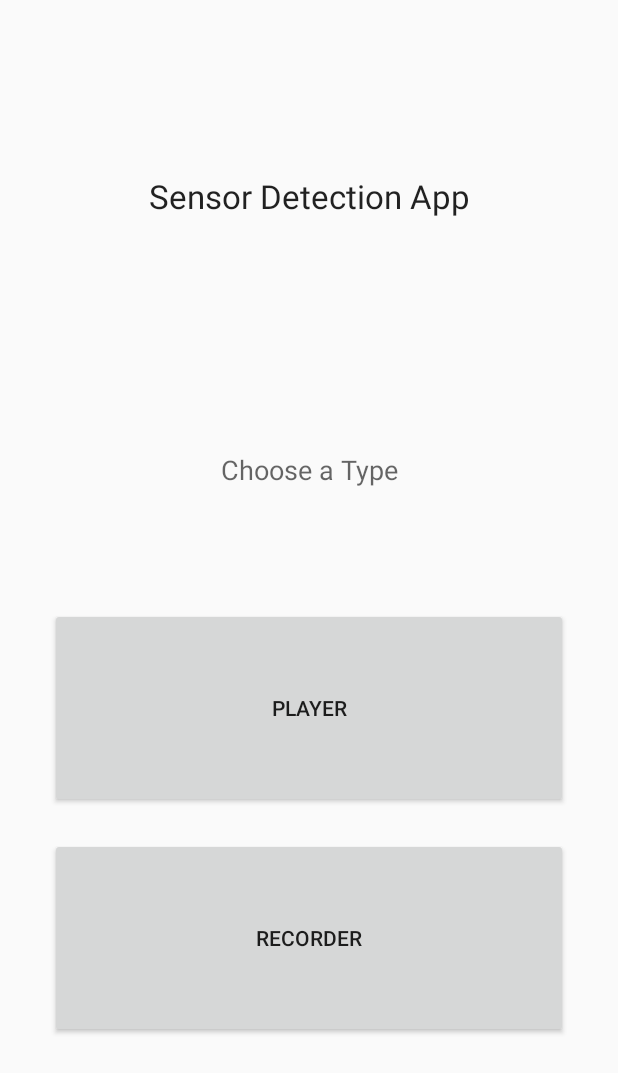
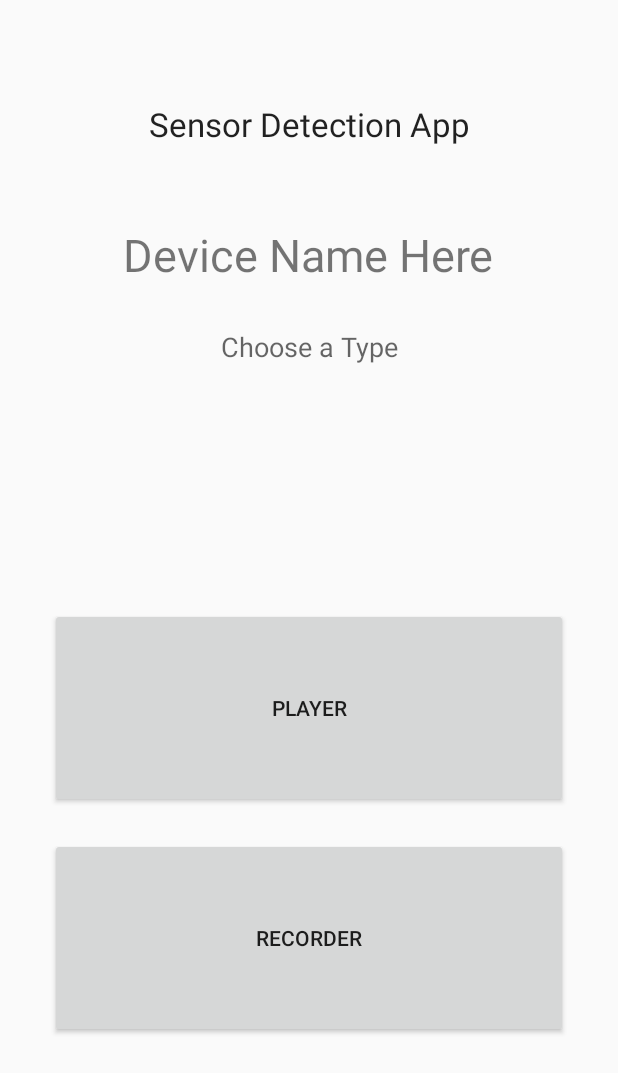
Before and after one commit to heedong0612/sensorDetection1, an Android app: the layout activity_main.xml on its own in the app's theme, with its tools: preview values and no code run, on a phone screen of 412 x 824 dp. Shown: the top 1073 px of the screen. Run offline under Robolectric (Android 15) with nearby library versions, the phone set to English and light mode, and no system bars.

Commit message:
added device name in main activity
Now when user opens app, it will show the device name, though ui is not dynamic

```diff
--- a/SensorDetectionApp/app/src/main/java/com/example/sensordetection/MainActivity.java
+++ b/SensorDetectionApp/app/src/main/java/com/example/sensordetection/MainActivity.java
@@ -4,6 +4,7 @@ import android.content.Intent;
 import android.os.Bundle;
 import android.os.StrictMode;
 import android.view.View;
+import android.widget.TextView;
 
 import androidx.appcompat.app.AppCompatActivity;
 
@@ -12,8 +13,13 @@ public class MainActivity extends AppCompatActivity {
     @Override
     protected void onCreate(Bundle savedInstanceState) {
         super.onCreate(savedInstanceState);
+
         setContentView(R.layout.activity_main);
-        if (android.os.Build.VERSION.SDK_INT > 9)
+        TextView textView = (TextView) findViewById(R.id.deviceNameTitle);
+        String deviceName = android.os.Build.MODEL;
+        textView.setText(deviceName); //set text for text view
+
+        if (android.os.Build.VERSION.SDK_INT > 9) //I think this has to do something with android version ?
         {
             StrictMode.ThreadPolicy policy = new
                     StrictMode.ThreadPolicy.Builder().permitAll().build();
--- a/SensorDetectionApp/app/src/main/res/layout/activity_main.xml
+++ b/SensorDetectionApp/app/src/main/res/layout/activity_main.xml
@@ -42,16 +42,20 @@
         android:layout_height="wrap_content"
         android:layout_marginStart="150dp"
         android:layout_marginLeft="150dp"
+        android:layout_marginTop="8dp"
         android:layout_marginEnd="150dp"
         android:layout_marginRight="150dp"
-        android:layout_marginBottom="80dp"
+        android:layout_marginBottom="8dp"
         android:gravity="center"
         android:lineSpacingExtra="8sp"
         android:text="@string/choose_type"
         android:textAppearance="@style/TextAppearance.AppCompat.Medium"
-        app:layout_constraintBottom_toTopOf="@+id/button_player"
+        app:layout_constraintBottom_toBottomOf="parent"
         app:layout_constraintEnd_toEndOf="parent"
-        app:layout_constraintStart_toStartOf="parent" />
+        app:layout_constraintHorizontal_bias="0.571"
+        app:layout_constraintStart_toStartOf="parent"
+        app:layout_constraintTop_toTopOf="parent"
+        app:layout_constraintVertical_bias="0.269" />
 
     <TextView
         android:id="@+id/textView3"
@@ -59,7 +63,7 @@
         android:layout_height="wrap_content"
         android:layout_marginStart="16dp"
         android:layout_marginLeft="16dp"
-        android:layout_marginTop="116dp"
+        android:layout_marginTop="68dp"
         android:layout_marginEnd="16dp"
         android:layout_marginRight="16dp"
         android:text="@string/sensor_detection"
@@ -68,4 +72,23 @@
         app:layout_constraintStart_toStartOf="parent"
         app:layout_constraintTop_toTopOf="parent" />
 
+    <TextView
+        android:id="@+id/deviceNameTitle"
+        android:layout_width="wrap_content"
+        android:layout_height="wrap_content"
+        android:layout_marginStart="8dp"
+        android:layout_marginLeft="8dp"
+        android:layout_marginTop="8dp"
+        android:layout_marginEnd="8dp"
+        android:layout_marginRight="8dp"
+        android:layout_marginBottom="8dp"
+        android:text="Device Name Here"
+        android:textSize="30sp"
+        app:layout_constraintBottom_toTopOf="@+id/button_player"
+        app:layout_constraintEnd_toEndOf="parent"
+        app:layout_constraintHorizontal_bias="0.496"
+        app:layout_constraintStart_toStartOf="parent"
+        app:layout_constraintTop_toTopOf="parent"
+        app:layout_constraintVertical_bias="0.406" />
+
 </androidx.constraintlayout.widget.ConstraintLayout>
```
